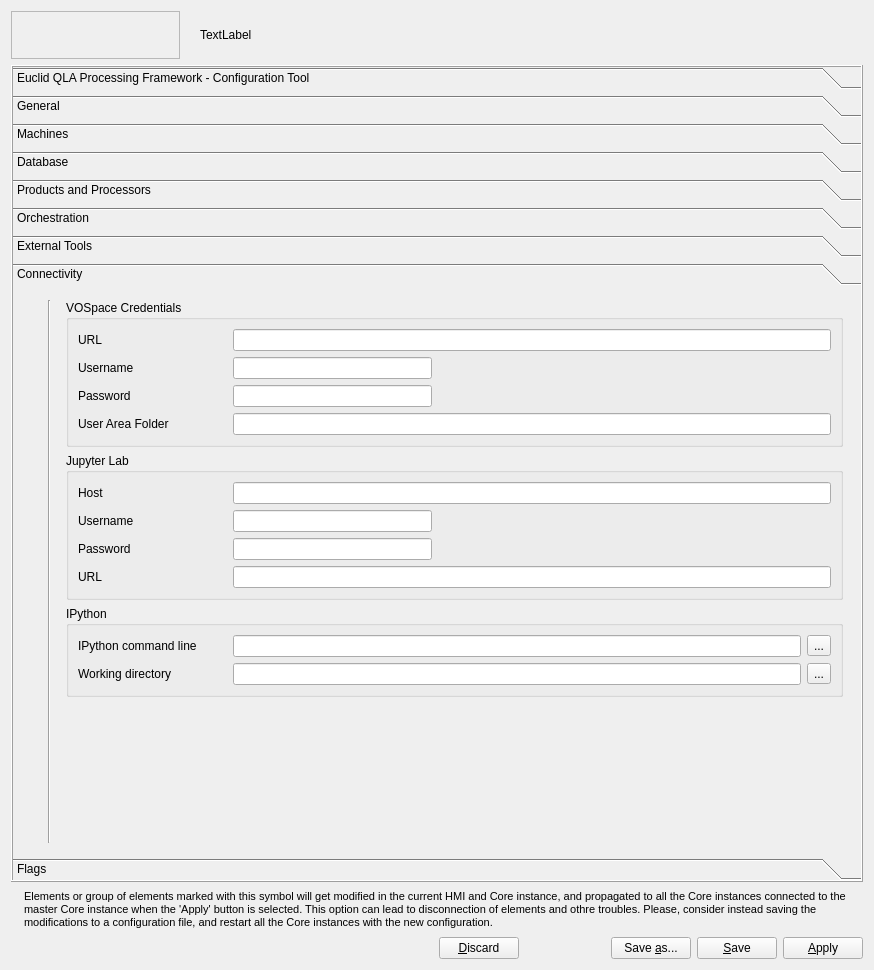
This is qpfhmi/configtool.ui in jc-gonzalez/qpfsvn as Qt 5 draws it before an edit. The edited form follows.
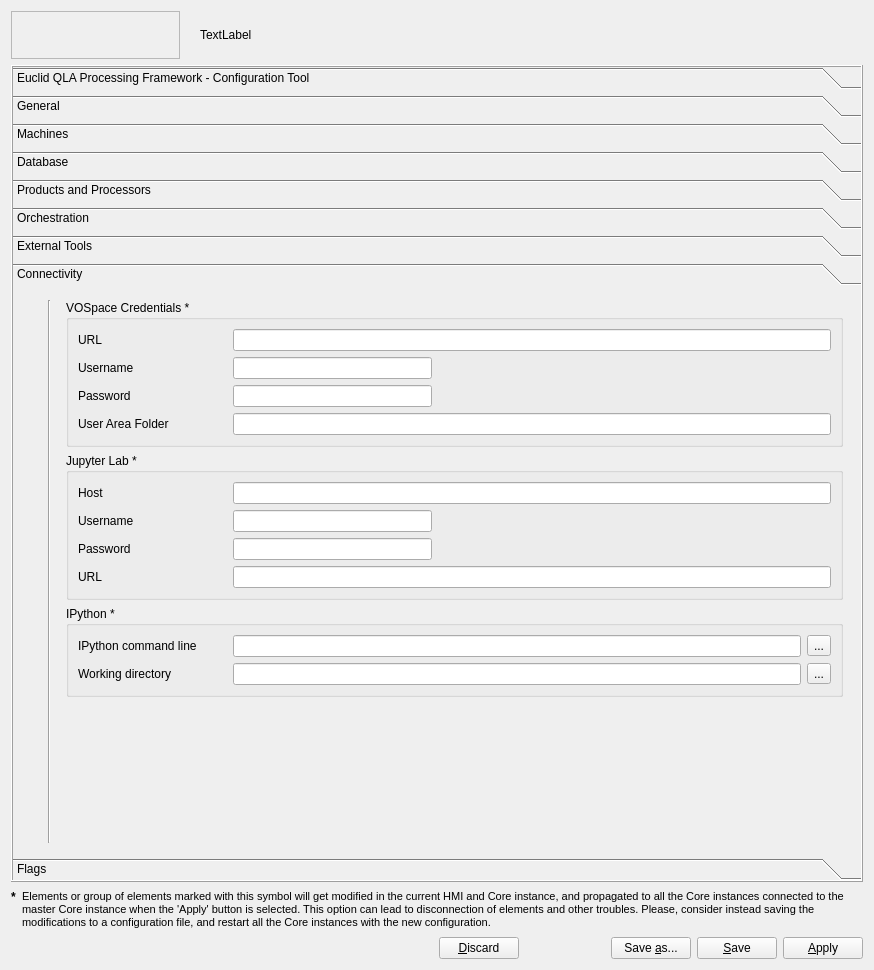
This is the edited form. The open tabs and pages were chosen to show the change. Icons and pictures are not drawn.

Commit message: Added mark showing what items get propagated upon config. apply

The edit to the form file:
```diff
--- a/qpfhmi/configtool.ui
+++ b/qpfhmi/configtool.ui
@@ -2329,7 +2329,7 @@
           <item>
            <widget class="QGroupBox" name="groupBox_11">
             <property name="title">
-             <string>VOSpace Credentials</string>
+             <string>VOSpace Credentials *</string>
             </property>
             <layout class="QHBoxLayout" name="horizontalLayout_16">
              <item>
@@ -2416,7 +2416,7 @@
           <item>
            <widget class="QGroupBox" name="groupBox_12">
             <property name="title">
-             <string>Jupyter Lab</string>
+             <string>Jupyter Lab *</string>
             </property>
             <layout class="QHBoxLayout" name="horizontalLayout_22">
              <item>
@@ -2503,7 +2503,7 @@
           <item>
            <widget class="QGroupBox" name="groupBox_13">
             <property name="title">
-             <string>IPython</string>
+             <string>IPython *</string>
             </property>
             <layout class="QHBoxLayout" name="horizontalLayout_23">
              <item>
@@ -2968,10 +2968,7 @@
      <item>
       <widget class="QLabel" name="label_25">
        <property name="text">
-        <string/>
-       </property>
-       <property name="pixmap">
-        <pixmap resource="configtool.qrc">:/img/img/propcfg.png</pixmap>
+        <string>&lt;html&gt;&lt;head/&gt;&lt;body&gt;&lt;p&gt;&lt;span style=&quot; font-weight:600;&quot;&gt;*&lt;/span&gt;&lt;/p&gt;&lt;/body&gt;&lt;/html&gt;</string>
        </property>
        <property name="alignment">
         <set>Qt::AlignLeading|Qt::AlignLeft|Qt::AlignTop</set>
@@ -2986,7 +2983,7 @@
         </font>
        </property>
        <property name="text">
-        <string>Elements or group of elements marked with this symbol will get modified in the current HMI and Core instance, and propagated to all the Core instances connected to the master Core instance when the 'Apply' button is selected. This option can lead to disconnection of elements and othre troubles. Please, consider instead saving the modifications to a configuration file, and restart all the Core instances with the new configuration.</string>
+        <string>Elements or group of elements marked with this symbol will get modified in the current HMI and Core instance, and propagated to all the Core instances connected to the master Core instance when the 'Apply' button is selected. This option can lead to disconnection of elements and other troubles. Please, consider instead saving the modifications to a configuration file, and restart all the Core instances with the new configuration.</string>
        </property>
        <property name="wordWrap">
         <bool>true</bool>
```
Left out of the diff: 14 changed lines with no effect on the pictures.
